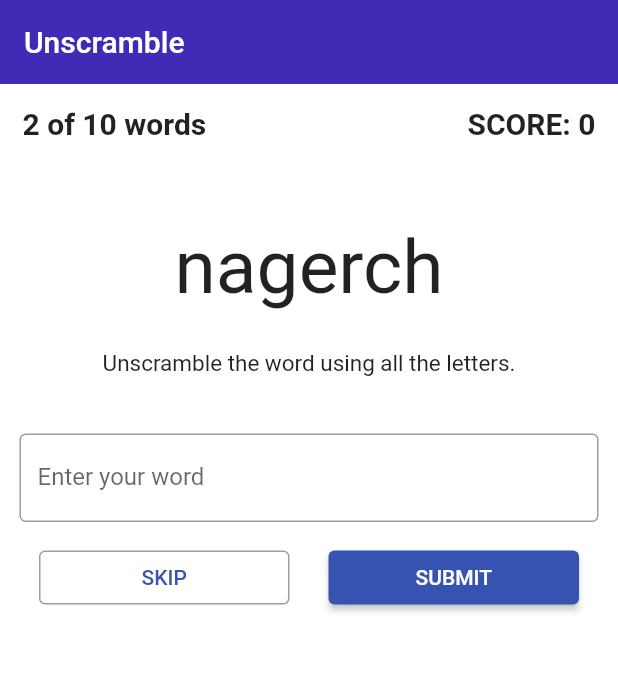
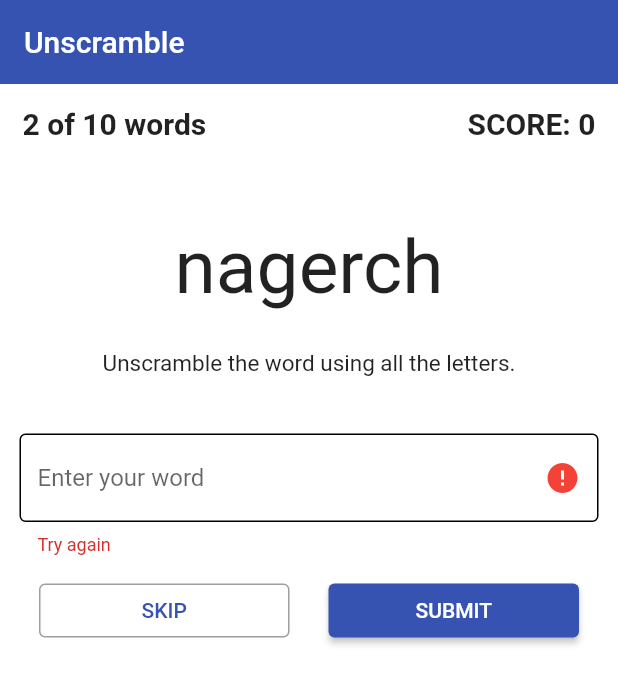
Before and after one commit to Saidikrom/lab8, a Flutter app: the screen it shows after launch, after a tap on "SKIP", after a tap on "SUBMIT", on a phone screen of 412 x 824 dp. Shown: the top 684 px of the screen. Run offline on Flutter 3.47's test engine with Material 2 defaults, Android fonts, the phone set to English and light mode, and no system bars.

```diff
--- a/lib/main.dart
+++ b/lib/main.dart
@@ -4,7 +4,7 @@ import 'styles/app_themes.dart';
 import 'routes/appPages.dart';
 
 void main() {
-  runApp(MyApp());
+  runApp(const MyApp());
 }
 
 class MyApp extends StatelessWidget {
--- a/lib/pages/InputPage.dart
+++ b/lib/pages/InputPage.dart
@@ -1,4 +1,7 @@
+// ignore_for_file: file_names
+
 import 'package:flutter/material.dart';
+// ignore: unused_import
 import 'package:lab8/routes/list.dart';
 
 class InputPage extends StatefulWidget {
@@ -9,9 +12,9 @@ class InputPage extends StatefulWidget {
 }
 
 class _InputPageState extends State<InputPage> {
-  TextEditingController _controller = TextEditingController();
+  final TextEditingController _controller = TextEditingController();
 
-  List<String> salom = [
+  List<String> words = [
     'lelho',
     'nagerch',
     'erfe',
@@ -21,9 +24,10 @@ class _InputPageState extends State<InputPage> {
     'ipks',
     'lal',
     'oresc',
+    'tterel',
     'tterel'
   ];
-  List<String> salom1 = [
+  List<String> words1 = [
     'hello',
     'changer',
     'free',
@@ -33,17 +37,30 @@ class _InputPageState extends State<InputPage> {
     'skip',
     'all',
     'score',
+    'letter',
     'letter'
   ];
   var i = 0;
   var b = 0;
-  bool _validate = true;
+  var x = 0;
+  bool _validate = false;
+  void wordChage() {
+    setState(() {
+      // ignore: unnecessary_null_comparison
+      if (_controller.text == words1[i] && _controller.text != null) {
+        _validate = false;
+      } else {
+        _validate = true;
+      }
+    });
+  }
+
   @override
   Widget build(BuildContext context) {
     return Scaffold(
       appBar: AppBar(
-        backgroundColor: Color.fromARGB(255, 64, 43, 182),
-        title: Text('Unscramble'),
+        backgroundColor: const Color.fromARGB(255, 54, 83, 177),
+        title: const Text('Unscramble'),
       ),
       body: Column(
         children: [
@@ -53,12 +70,14 @@ class _InputPageState extends State<InputPage> {
               mainAxisAlignment: MainAxisAlignment.spaceBetween,
               children: [
                 Text(
-                  '${i + 1} of 10 words',
-                  style: TextStyle(fontWeight: FontWeight.bold, fontSize: 20),
+                  i == 10 ? '${i} of 10 words' : '${i + 1} of 10 words',
+                  style: const TextStyle(
+                      fontWeight: FontWeight.bold, fontSize: 20),
                 ),
                 Text(
-                  'SCORE: ${b}',
-                  style: TextStyle(fontWeight: FontWeight.bold, fontSize: 20),
+                  'SCORE: $b',
+                  style: const TextStyle(
+                      fontWeight: FontWeight.bold, fontSize: 20),
                 ),
               ],
             ),
@@ -69,8 +88,8 @@ class _InputPageState extends State<InputPage> {
               mainAxisAlignment: MainAxisAlignment.center,
               children: [
                 Text(
-                  salom[i],
-                  style: TextStyle(fontSize: 50),
+                  words[i],
+                  style: const TextStyle(fontSize: 50),
                 ),
               ],
             ),
@@ -79,8 +98,9 @@ class _InputPageState extends State<InputPage> {
             padding: const EdgeInsets.symmetric(vertical: 25),
             child: Row(
               mainAxisAlignment: MainAxisAlignment.center,
+              // ignore: prefer_const_literals_to_create_immutables
               children: [
-                Text(
+                const Text(
                   'Unscramble the word using all the letters.',
                   style: TextStyle(fontSize: 15, fontWeight: FontWeight.w400),
                 ),
@@ -90,13 +110,21 @@ class _InputPageState extends State<InputPage> {
           Padding(
             padding: const EdgeInsets.all(13.0),
             child: TextFormField(
-              controller: _controller,
-              decoration: InputDecoration(
-                border: OutlineInputBorder(),
-                labelText: 'Enter your word',
-                errorText: _validate ? null : 'Try Again!',
-              ),
-            ),
+                controller: _controller,
+                decoration: _validate
+                    ? const InputDecoration(
+                        border: OutlineInputBorder(),
+                        suffixIcon: Icon(
+                          Icons.error,
+                          color: Colors.red,
+                        ),
+                        hintText: 'Enter your word',
+                        errorBorder: OutlineInputBorder(),
+                        errorText: 'Try again')
+                    : const InputDecoration(
+                        border: OutlineInputBorder(),
+                        hintText: 'Enter your word',
+                      )),
           ),
           Row(
             mainAxisAlignment: MainAxisAlignment.spaceEvenly,
@@ -104,7 +132,7 @@ class _InputPageState extends State<InputPage> {
               MaterialButton(
                 minWidth: 167,
                 shape: RoundedRectangleBorder(
-                  side: BorderSide(color: Colors.grey),
+                  side: const BorderSide(color: Colors.grey),
                   borderRadius: BorderRadius.circular(4),
                 ),
                 onPressed: () {
@@ -114,43 +142,36 @@ class _InputPageState extends State<InputPage> {
                     }
                   });
                 },
-                child: Text(
+                child: const Text(
                   'SKIP',
                   style: TextStyle(color: Color.fromARGB(255, 54, 83, 177)),
                 ),
               ),
               MaterialButton(
                 minWidth: 167,
-                color: Color.fromARGB(255, 54, 83, 177),
+                color: const Color.fromARGB(255, 54, 83, 177),
                 shape: RoundedRectangleBorder(
                   borderRadius: BorderRadius.circular(4),
                 ),
                 onPressed: () {
                   setState(() {
-                    if (_controller.text == salom1[i] && i != 9) {
+                    wordChage();
+                    if (_controller.text == words1[i] && i != 10) {
                       i++;
                       b = b + 10;
-                      print(i);
                     } else {
-                      if (_controller.text == salom1[i]) {
-                        i = 0;
-                        b = 0;
-                      } else {
+                      if (_controller.text != words1[i]) {
                         i = i;
                         b = b;
                       }
-
-                      if (i == 9) {
-                        DialogWidget(context);
-                      }
                     }
+                    if (i == 9 || i == 10) {
+                      DialogWidget(context);
+                    }
+                    _controller.clear();
                   });
-                  _controller.clear();
-                  _controller.text.isEmpty
-                      ? _validate = true
-                      : _validate = false;
                 },
-                child: Text(
+                child: const Text(
                   'SUBMIT',
                   style: TextStyle(color: Color.fromARGB(255, 255, 255, 255)),
                 ),
@@ -162,9 +183,10 @@ class _InputPageState extends State<InputPage> {
     );
   }
 
+  // ignore: non_constant_identifier_names
   DialogWidget(BuildContext context) {
     AlertDialog alert = AlertDialog(
-      title: Text('Congratulations!'),
+      title: const Text('Congratulations!'),
       content: Text('your scored: $b'),
       actions: [
         TextButton(
@@ -173,7 +195,7 @@ class _InputPageState extends State<InputPage> {
                 Navigator.of(context).pop(false);
               });
             },
-            child: Text('EXIT')),
+            child: const Text('EXIT')),
         TextButton(
             onPressed: () {
               setState(() {
@@ -181,7 +203,7 @@ class _InputPageState extends State<InputPage> {
                 b = 0;
               });
             },
-            child: Text('PLAY AGAIN')),
+            child: const Text('PLAY AGAIN')),
       ],
     );
 
--- a/lib/routes/appPages.dart
+++ b/lib/routes/appPages.dart
@@ -1,3 +1,5 @@
+// ignore_for_file: file_names
+
 import 'package:lab8/routes/app_routes.dart';
 import 'package:lab8/pages/InputPage.dart';
 
```
